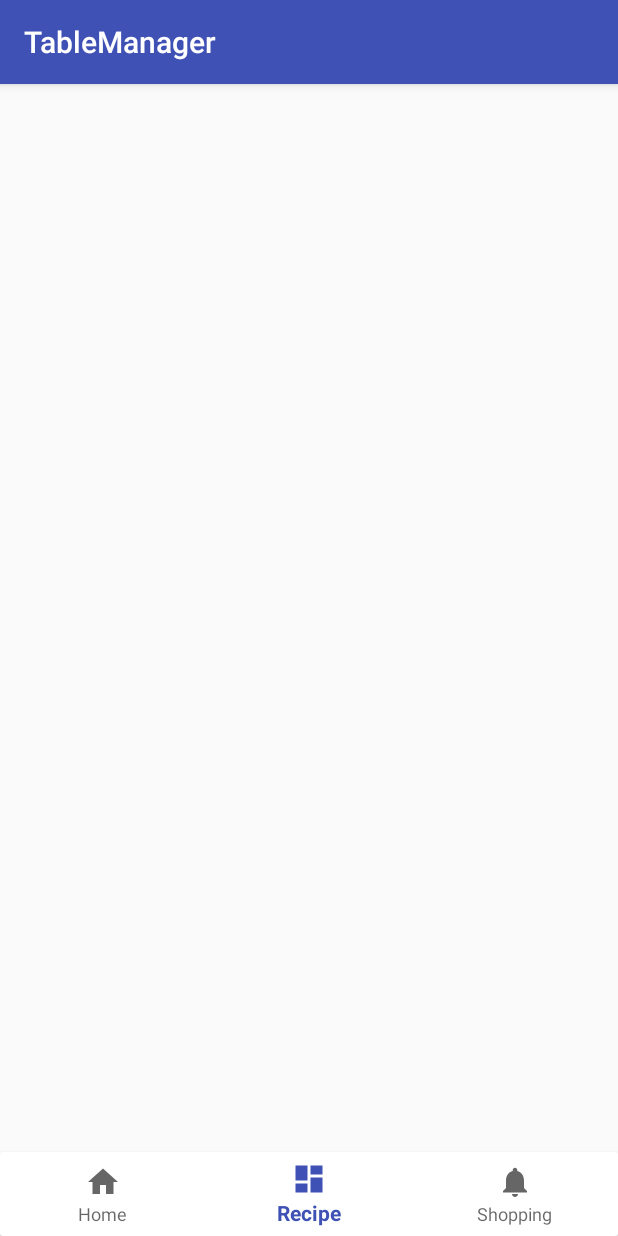
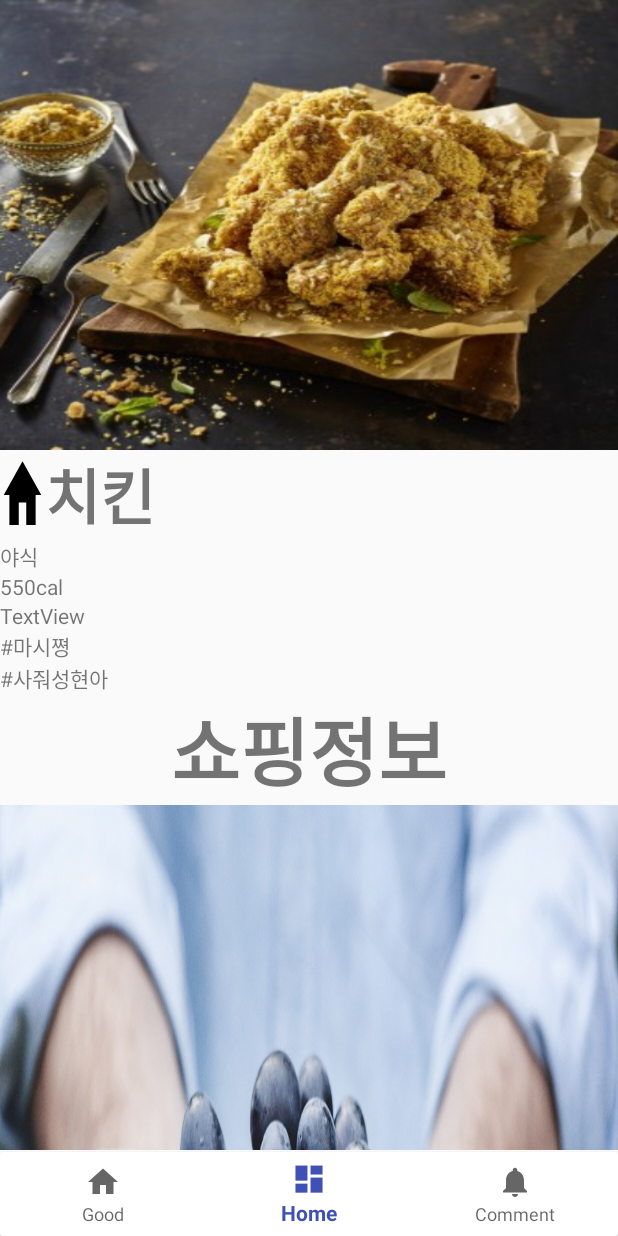
Before and after one commit to lolhi/RecipeMarket, an Android app: the RecipeActivity_detail screen opened directly, with no data from a screen before it, item 2 of the bottom bar chosen, on a phone screen of 412 x 824 dp. Run offline under Robolectric (Android 15) with nearby library versions, the phone set to English and light mode, and no system bars.

Commit message:
Update 0.1

```diff
--- a/app/src/main/java/com/example/tablemanager/RecipeActivity_detail.java
+++ b/app/src/main/java/com/example/tablemanager/RecipeActivity_detail.java
@@ -1,14 +1,55 @@
 package com.example.tablemanager;
 
+import android.content.Context;
 import android.os.Bundle;
+import android.view.MenuItem;
+import android.view.View;
 
+import androidx.annotation.NonNull;
 import androidx.annotation.Nullable;
 import androidx.appcompat.app.AppCompatActivity;
+import androidx.recyclerview.widget.DefaultItemAnimator;
+import androidx.recyclerview.widget.LinearLayoutManager;
+import androidx.recyclerview.widget.RecyclerView;
+
+import com.google.android.material.bottomnavigation.BottomNavigationView;
 
 public class RecipeActivity_detail extends AppCompatActivity {
+
+    View view;
+    Context mcontext;
+    RecyclerView detail_recycle;
+    private BottomNavigationView.OnNavigationItemSelectedListener mOnNavigationItemSelectedListener
+            = new BottomNavigationView.OnNavigationItemSelectedListener() {
+
+        @Override
+        public boolean onNavigationItemSelected(@NonNull MenuItem item) {
+            switch (item.getItemId()) {
+                case R.id.navigation_good:
+
+                    return true;
+                case R.id.navigation_home:
+
+                    return true;
+                case R.id.navigation_comment:
+
+                    return true;
+            }
+            return false;
+        }
+    };
     @Override
     protected void onCreate(@Nullable Bundle savedInstanceState) {
+        mcontext =this;
         super.onCreate(savedInstanceState);
         setContentView(R.layout.activity_recipe_detail);
+        BottomNavigationView navView = findViewById(R.id.menu_recoomend);
+        navView.setOnNavigationItemSelectedListener(mOnNavigationItemSelectedListener);
+        detail_recycle = findViewById(R.id.recommend_detail_recycle);
+        LinearLayoutManager layoutManager = new LinearLayoutManager(mcontext);
+        detail_recycle.setHasFixedSize(true);
+        detail_recycle.setLayoutManager(layoutManager);
+        detail_recycle.setAdapter(new Recipe_Detail_Recle_Adapter(mcontext));
+        detail_recycle.setItemAnimator(new DefaultItemAnimator());
     }
 }
--- /dev/null
+++ b/app/src/main/java/com/example/tablemanager/Recipe_Detail_Recle_Adapter.java
@@ -0,0 +1,150 @@
+package com.example.tablemanager;
+import android.content.Context;
+import android.content.Intent;
+import android.view.LayoutInflater;
+import android.view.View;
+import android.view.ViewGroup;
+import android.widget.ImageView;
+import android.widget.LinearLayout;
+import android.widget.TextView;
+
+import androidx.annotation.NonNull;
+import androidx.fragment.app.FragmentTransaction;
+import androidx.recyclerview.widget.RecyclerView;
+import androidx.viewpager.widget.ViewPager;
+
+import java.util.ArrayList;
+import java.util.Arrays;
+import java.util.List;
+
+
+public class Recipe_Detail_Recle_Adapter extends RecyclerView.Adapter{
+    private Context mContext;
+
+
+    private final int HEADER = 0;
+    private final int MIDDLE = 1;
+    private final int BODY = 2;
+    private final int END =3;
+
+    public Recipe_Detail_Recle_Adapter(Context mContext){
+        this.mContext = mContext;
+      //  this.items = Arrays.asList(item);
+
+    }
+
+    @Override
+    public int getItemViewType(int position){
+
+        if(position == 0)
+            return HEADER;
+        else if (position==1)
+            return MIDDLE;
+        else if(position==2)
+            return BODY;
+        else
+            return END;
+
+    }
+
+    @NonNull
+    @Override
+    public RecyclerView.ViewHolder onCreateViewHolder(@NonNull ViewGroup parent, int viewType) {
+        if(viewType == HEADER){
+            View v = LayoutInflater.from(parent.getContext()).inflate(R.layout.recipe_top, null);
+            return new Recipe_Detail_Recle_Adapter.Recipe_Recycle_Header(v);
+        }
+        else if (viewType == MIDDLE)
+        {
+            View v = LayoutInflater.from(parent.getContext()).inflate(R.layout.recipe_middle, null);
+            return new Recipe_Detail_Recle_Adapter.Recipe_Recycle_Middle(v);
+        }
+        else if(viewType == BODY) {
+            View v = LayoutInflater.from(parent.getContext()).inflate(R.layout.recipe_bottom, null);
+            return new Recipe_Detail_Recle_Adapter.Recipe_Recycle_Bottom(v);
+        }
+
+        else  {
+            View v = LayoutInflater.from(parent.getContext()).inflate(R.layout.recipe_end, null);
+            return new Recipe_Detail_Recle_Adapter.Recipe_Recycle_End(v);
+        }
+    }
+
+    @Override
+    public void onBindViewHolder(@NonNull final RecyclerView.ViewHolder viewHolder, int position) {
+
+        if(viewHolder instanceof Home_recycle_Adapter.Home_Recycle_Bottom) {
+
+        }
+
+        /*
+        if (viewHolder instanceof KnowledgeMiddle) {
+            ((Home_Recycle_Middle) viewHolder).text1.setText("Text" + position);
+        }
+*/
+
+        if(viewHolder instanceof Recipe_Detail_Recle_Adapter.Recipe_Recycle_Header) {
+
+//
+            ((Recipe_Recycle_Header)viewHolder).image.setImageResource(R.drawable.chick);
+            ((Recipe_Recycle_Header)viewHolder).level.setImageResource(R.drawable.ic_home_black_24dp);
+            ((Recipe_Recycle_Header)viewHolder).title.setText("치킨");
+            ((Recipe_Recycle_Header)viewHolder).hash1.setText("#마시쪙");
+            ((Recipe_Recycle_Header)viewHolder).hash2.setText("#사줘성현아");
+            ((Recipe_Recycle_Header)viewHolder).calorie.setText("550cal");
+            ((Recipe_Recycle_Header)viewHolder).subtitle.setText("야식");
+
+        }
+    }
+
+    @Override
+    public int getItemCount() { return 4; }
+
+    class Recipe_Recycle_Header extends RecyclerView.ViewHolder{
+
+        TextView hash1,hash2,time,calorie,title,subtitle;
+        ImageView level,image;
+        public Recipe_Recycle_Header(View itemView) {
+            super(itemView);
+           calorie=itemView.findViewById(R.id.detail_calorie);
+            hash1=itemView.findViewById(R.id.detail_hash1);
+            hash2=itemView.findViewById(R.id.detail_hash2);
+            title=itemView.findViewById(R.id.detail_title);
+            time=itemView.findViewById(R.id.detail_time);
+            subtitle=itemView.findViewById(R.id.detail_subtile);
+            image=itemView.findViewById(R.id.detail_image);
+            level=itemView.findViewById(R.id.detail_level);
+        }
+    }
+
+
+    class Recipe_Recycle_Middle extends RecyclerView.ViewHolder{
+
+
+        public Recipe_Recycle_Middle(View itemView) {
+            super(itemView);
+
+
+        }
+    }
+
+    class Recipe_Recycle_Bottom extends RecyclerView.ViewHolder {
+
+
+        public Recipe_Recycle_Bottom(View itemView) {
+            super(itemView);
+
+
+        }
+    }
+
+    class Recipe_Recycle_End extends RecyclerView.ViewHolder{
+
+
+        public Recipe_Recycle_End(View itemView) {
+            super(itemView);
+
+
+        }
+    }
+}
--- a/app/src/main/res/layout/activity_recipe_detail.xml
+++ b/app/src/main/res/layout/activity_recipe_detail.xml
@@ -17,7 +17,7 @@
         android:layout_height="wrap_content"
         android:layout_marginTop="1dp">
     <com.google.android.material.bottomnavigation.BottomNavigationView
-        android:id="@+id/nav_view"
+        android:id="@+id/menu_recoomend"
         android:layout_width="match_parent"
         android:layout_height="wrap_content"
         android:layout_gravity="bottom"
--- /dev/null
+++ b/app/src/main/res/layout/recipe_bottom.xml
@@ -0,0 +1,6 @@
+<?xml version="1.0" encoding="utf-8"?>
+<LinearLayout xmlns:android="http://schemas.android.com/apk/res/android"
+    android:orientation="vertical" android:layout_width="match_parent"
+    android:layout_height="match_parent">
+
+</LinearLayout>
--- /dev/null
+++ b/app/src/main/res/layout/recipe_end.xml
@@ -0,0 +1,6 @@
+<?xml version="1.0" encoding="utf-8"?>
+<LinearLayout xmlns:android="http://schemas.android.com/apk/res/android"
+    android:orientation="vertical" android:layout_width="match_parent"
+    android:layout_height="match_parent">
+
+</LinearLayout>
--- /dev/null
+++ b/app/src/main/res/layout/recipe_middle.xml
@@ -0,0 +1,13 @@
+<?xml version="1.0" encoding="utf-8"?>
+<LinearLayout xmlns:android="http://schemas.android.com/apk/res/android"
+    xmlns:app="http://schemas.android.com/apk/res-auto"
+    android:orientation="vertical" android:layout_width="match_parent"
+    android:layout_height="match_parent">
+
+    <ImageView
+        android:id="@+id/imageView"
+        android:layout_width="match_parent"
+        android:layout_height="wrap_content"
+        app:srcCompat="@drawable/podong"
+        android:scaleType="fitXY"/>
+</LinearLayout>
--- /dev/null
+++ b/app/src/main/res/layout/recipe_top.xml
@@ -0,0 +1,79 @@
+<?xml version="1.0" encoding="utf-8"?>
+<RelativeLayout xmlns:android="http://schemas.android.com/apk/res/android"
+    xmlns:app="http://schemas.android.com/apk/res-auto"
+     android:layout_width="match_parent"
+    android:layout_height="match_parent">
+
+    <LinearLayout
+        android:layout_width="match_parent"
+        android:layout_height="match_parent"
+        android:orientation="vertical">
+    <ImageView
+        android:id="@+id/detail_image"
+        android:layout_width="match_parent"
+        android:layout_height="300dp"
+        android:scaleType="fitXY"
+        app:srcCompat="@drawable/straw" />
+
+    <LinearLayout
+        android:layout_width="match_parent"
+        android:layout_height="wrap_content"
+        android:orientation="horizontal">
+
+        <ImageView
+            android:id="@+id/detail_level"
+            android:layout_width="30dp"
+            android:layout_height="match_parent"
+
+            android:layout_gravity="start"
+            android:scaleType="fitXY"
+            app:srcCompat="@drawable/ic_dashboard_black_24dp" />
+
+        <TextView
+            android:id="@+id/detail_title"
+            android:layout_width="wrap_content"
+            android:layout_height="wrap_content"
+            android:layout_gravity="end"
+            android:gravity="end"
+            android:text="TextView"
+            android:textSize="40dp"
+            android:textStyle="bold" />
+    </LinearLayout>
+
+        <TextView
+        android:id="@+id/detail_subtile"
+        android:layout_width="wrap_content"
+        android:layout_height="wrap_content"
+        android:text="TextView"/>
+
+
+    <TextView
+        android:id="@+id/detail_calorie"
+        android:layout_width="wrap_content"
+        android:layout_height="wrap_content"
+        android:text="TextView"/>
+    <TextView
+        android:id="@+id/detail_time"
+        android:layout_width="wrap_content"
+        android:layout_height="wrap_content"
+        android:text="TextView"/>
+    <TextView
+        android:id="@+id/detail_hash1"
+        android:layout_width="wrap_content"
+        android:layout_height="wrap_content"
+        android:text="TextView"/>
+    <TextView
+        android:id="@+id/detail_hash2"
+        android:layout_width="wrap_content"
+        android:layout_height="wrap_content"
+        android:text="TextView"/>
+
+    <TextView
+        android:layout_width="match_parent"
+        android:layout_height="wrap_content"
+        android:text="쇼핑정보"
+        android:textStyle="bold"
+        android:textSize="50dp"
+        android:gravity="center"/>
+    </LinearLayout>
+</RelativeLayout>
--- a/app/src/main/res/menu/reccomend_detai_menu.xml
+++ b/app/src/main/res/menu/reccomend_detai_menu.xml
@@ -3,19 +3,19 @@
 
 
         <item
-            android:id="@+id/navigation_home"
+            android:id="@+id/navigation_good"
             android:icon="@drawable/ic_home_black_24dp"
-            android:title="@string/title_home" />
+            android:title="Good" />
 
         <item
-            android:id="@+id/navigation_recipe"
+            android:id="@+id/navigation_home"
             android:icon="@drawable/ic_dashboard_black_24dp"
-            android:title="Recipe" />
+            android:title="Home" />
 
         <item
-            android:id="@+id/navigation_shopping"
+            android:id="@+id/navigation_comment"
             android:icon="@drawable/ic_notifications_black_24dp"
-            android:title="Shopping" />
+            android:title="Comment" />
 
 
 
--- a/app/src/main/res/values/styles.xml
+++ b/app/src/main/res/values/styles.xml
@@ -1,11 +1,14 @@
 <resources>
 
     <!-- Base application theme. -->
-    <style name="AppTheme" parent="Theme.AppCompat.Light.DarkActionBar">
+    <style name="AppTheme" parent="Theme.AppCompat.Light.NoActionBar">
         <!-- Customize your theme here. -->
         <item name="colorPrimary">@color/colorPrimary</item>
         <item name="colorPrimaryDark">@color/colorPrimaryDark</item>
         <item name="colorAccent">@color/colorAccent</item>
     </style>
+    <!-- No Title Bar-->
+
+
 
 </resources>
```
Also changed, not shown: app/src/main/AndroidManifest.xml (+3 -4 lines), app/src/main/java/com/example/tablemanager/MainActivity.java (+22 -1 lines), app/src/main/java/com/example/tablemanager/RecipDetailItem.java (added, +45 -0 lines), app/src/main/java/com/example/tablemanager/SearchRayout.java (added, +26 -0 lines), app/src/main/res/layout/activity_main.xml (+20 -0 lines), app/src/main/res/layout/activity_search.xml (added, +36 -0 lines), app/src/main/res/drawable/chick.jpg (added).
